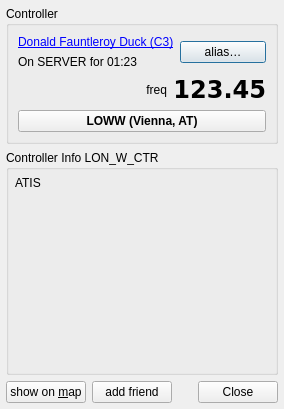
qutescoop/qutescoop, file src/ControllerDetails.ui: the form before one commit.
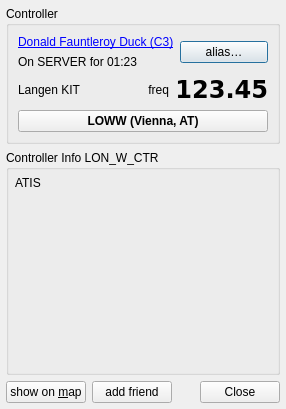
The form after the commit. Icons and pictures are not drawn.

Commit message:
[TASK] shorten controller dialog title, add sector name (#115)
The full controller tooltip was mostly too long for the dialog title.
The sector name is added to the dialog, besides the frequency.

```diff
--- a/src/ControllerDetails.ui
+++ b/src/ControllerDetails.ui
@@ -6,7 +6,7 @@
    <rect>
     <x>0</x>
     <y>0</y>
-    <width>284</width>
+    <width>286</width>
     <height>409</height>
    </rect>
   </property>
@@ -63,7 +63,17 @@
        </layout>
       </item>
       <item>
-       <layout class="QHBoxLayout" name="frequencyLayout" stretch="1,0">
+       <layout class="QHBoxLayout" name="frequencyLayout" stretch="0,1,0">
+        <item>
+         <widget class="QLabel" name="lblCallsign">
+          <property name="text">
+           <string>Langen KIT</string>
+          </property>
+          <property name="wordWrap">
+           <bool>true</bool>
+          </property>
+         </widget>
+        </item>
         <item>
          <widget class="QLabel" name="label">
           <property name="text">
```
The commit also changes 4 other files.
